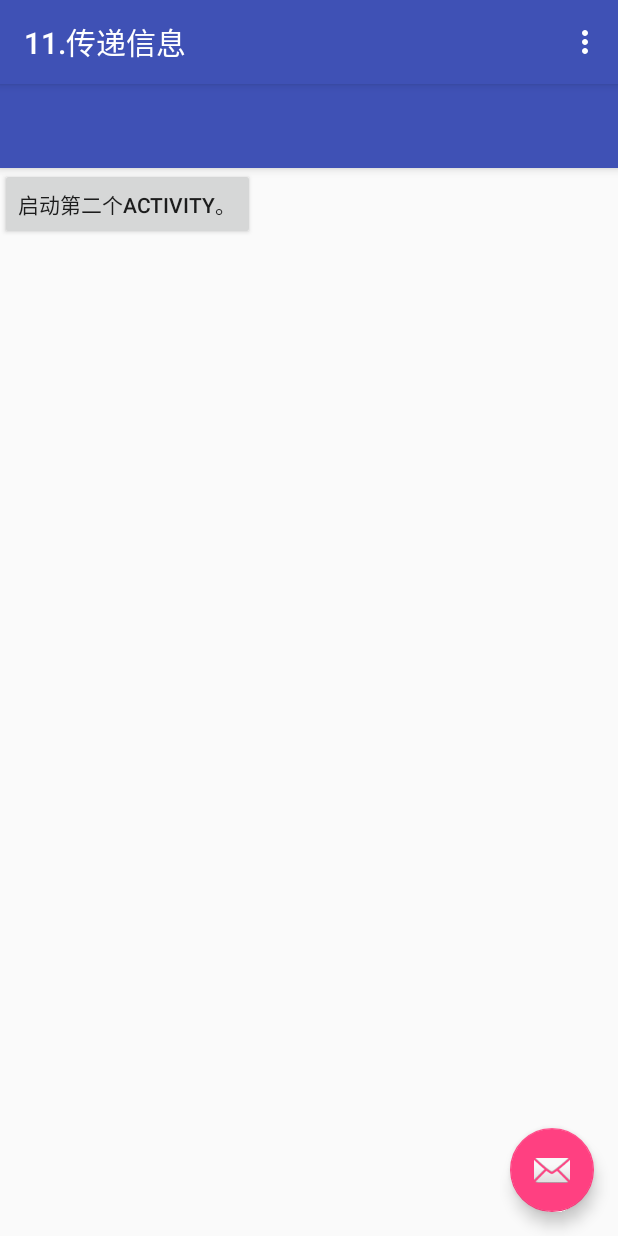
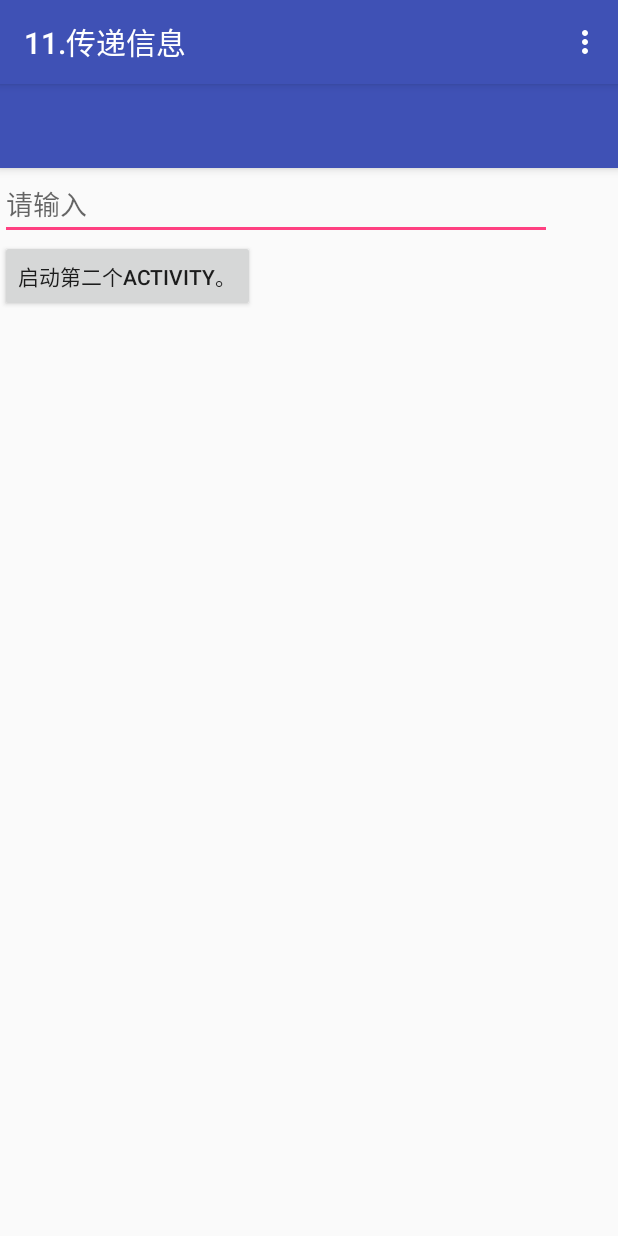
Before and after one commit to DouglasMu/11.datatransfer, an Android app: the screen it shows after launch (MainActivity), on a phone screen of 412 x 824 dp. Run offline under Robolectric (Android 15) with nearby library versions, the phone set to English and light mode, and no system bars.

Commit message:
intial commit

```diff
--- a/app/src/main/res/layout/activity_main.xml
+++ b/app/src/main/res/layout/activity_main.xml
@@ -21,14 +21,7 @@
 
     </android.support.design.widget.AppBarLayout>
 
+
     <include layout="@layout/content_main" />
 
-    <android.support.design.widget.FloatingActionButton
-        android:id="@+id/fab"
-        android:layout_width="wrap_content"
-        android:layout_height="wrap_content"
-        android:layout_gravity="bottom|end"
-        android:layout_margin="@dimen/fab_margin"
-        android:src="@android:drawable/ic_dialog_email" />
-
 </android.support.design.widget.CoordinatorLayout>
--- a/app/src/main/res/layout/content_main.xml
+++ b/app/src/main/res/layout/content_main.xml
@@ -1,15 +1,26 @@
 <?xml version="1.0" encoding="utf-8"?>
-<android.support.constraint.ConstraintLayout xmlns:android="http://schemas.android.com/apk/res/android"
+<LinearLayout
+    xmlns:android="http://schemas.android.com/apk/res/android"
     xmlns:app="http://schemas.android.com/apk/res-auto"
     xmlns:tools="http://schemas.android.com/tools"
+    android:orientation="vertical"
     android:layout_width="match_parent"
     android:layout_height="match_parent"
     app:layout_behavior="@string/appbar_scrolling_view_behavior"
     tools:context="com.example.a11datatransfer.AnotherActivity"
     tools:showIn="@layout/activity_main">
+    <EditText
+    android:layout_width="368dp"
+    android:layout_height="wrap_content"
+    android:id="@+id/edit1"
+    android:hint="请输入"
+    tools:layout_editor_absoluteY="0dp"
+    tools:layout_editor_absoluteX="8dp" />
     <Button
         android:layout_width="wrap_content"
         android:layout_height="wrap_content"
         android:id="@+id/buttonTest"
-        android:text="启动第二个activity。"/>
-</android.support.constraint.ConstraintLayout>
+        android:text="启动第二个activity。"
+        tools:layout_editor_absoluteY="132dp"
+        tools:layout_editor_absoluteX="0dp" />
+</LinearLayout>
--- a/app/src/main/res/menu/menu_main.xml
+++ b/app/src/main/res/menu/menu_main.xml
@@ -1,7 +1,7 @@
 <menu xmlns:android="http://schemas.android.com/apk/res/android"
     xmlns:app="http://schemas.android.com/apk/res-auto"
     xmlns:tools="http://schemas.android.com/tools"
-    tools:context="cn.edu.bistu.cs.se.zuoye11.cn.edu.bistu.cs.se.datatrans.MainActivity">
+    tools:context="com.example.a11datatransfer.MainActivity">
     <item
         android:id="@+id/action_settings"
         android:orderInCategory="100"
```
Also changed, not shown: app/src/main/java/com/example/a11datatransfer/AnotherActivity.java (+4 -4 lines), app/src/main/java/com/example/a11datatransfer/MainActivity.java (+5 -3 lines).
